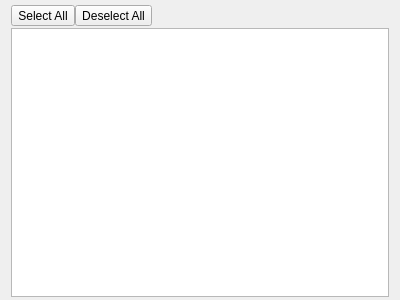
Qt form NewGeneUI/NewGene/Widgets/CreateOutput/SelectVariables/Variables/newgenevariablegroup.ui (daniel347x/newgene) before a commit.
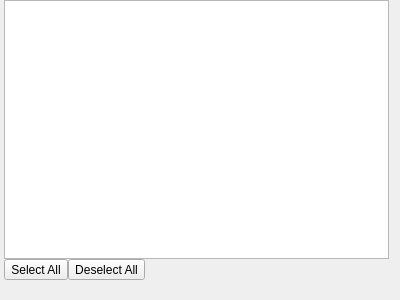
The same form after that commit.

Patch:
```diff
--- a/NewGeneUI/NewGene/Widgets/CreateOutput/SelectVariables/Variables/newgenevariablegroup.ui
+++ b/NewGeneUI/NewGene/Widgets/CreateOutput/SelectVariables/Variables/newgenevariablegroup.ui
@@ -17,12 +17,18 @@
    <property name="spacing">
     <number>0</number>
    </property>
+   <property name="leftMargin">
+    <number>4</number>
+   </property>
    <property name="topMargin">
-    <number>3</number>
+    <number>0</number>
    </property>
    <property name="bottomMargin">
-    <number>3</number>
+    <number>20</number>
    </property>
+   <item>
+    <widget class="QListView" name="listView"/>
+   </item>
    <item>
     <widget class="QWidget" name="selectionButtons" native="true">
      <layout class="QHBoxLayout" name="horizontalLayout">
@@ -33,13 +39,13 @@
        <number>0</number>
       </property>
       <property name="topMargin">
-       <number>2</number>
+       <number>0</number>
       </property>
       <property name="rightMargin">
        <number>0</number>
       </property>
       <property name="bottomMargin">
-       <number>2</number>
+       <number>0</number>
       </property>
       <item>
        <widget class="QToolButton" name="toolButtonSelectAll">
@@ -71,9 +77,6 @@
      </layout>
     </widget>
    </item>
-   <item>
-    <widget class="QListView" name="listView"/>
-   </item>
   </layout>
  </widget>
  <resources/>
```
